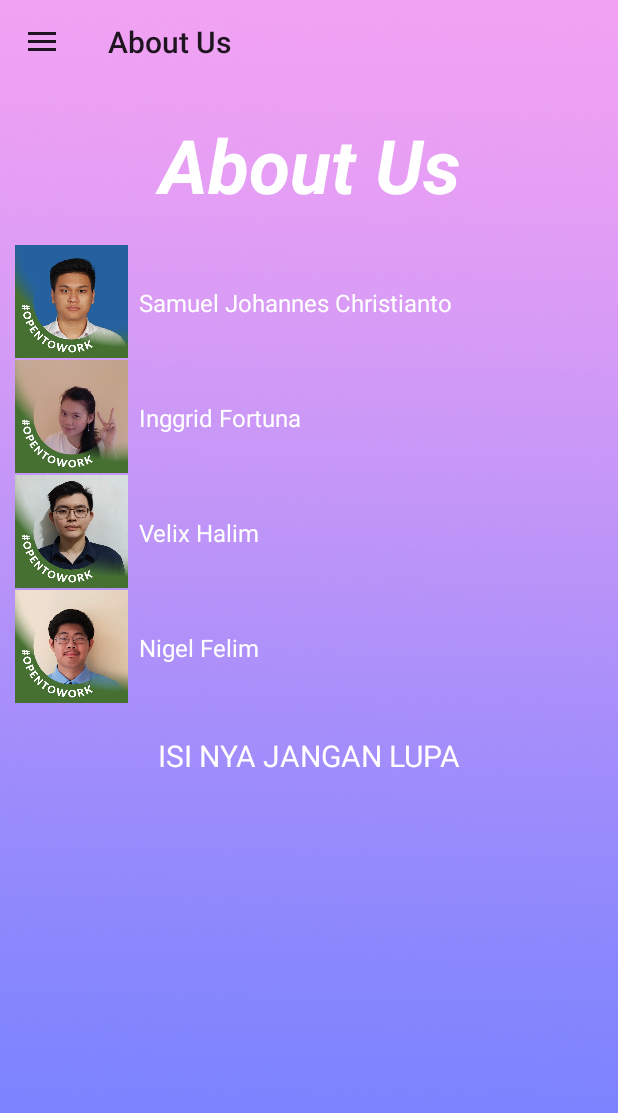
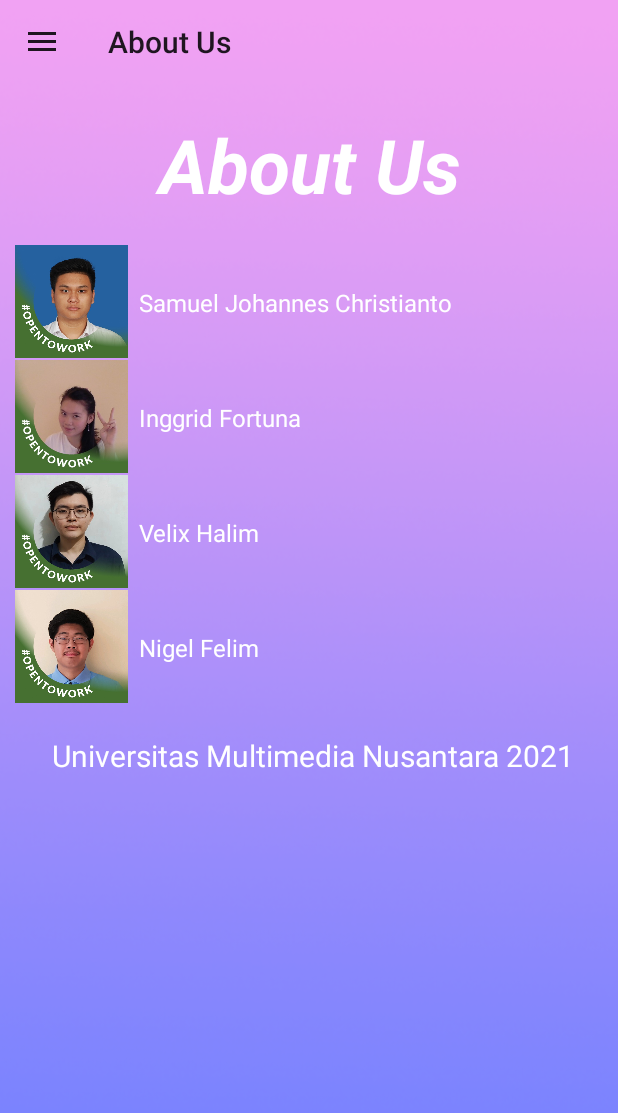
Before and after one commit to NigelFelim/Mobile_Job_Finder, an Android app: the AboutUsActivity screen opened directly, with no data from a screen before it, on a phone screen of 412 x 824 dp. Shown: the top 1113 px of the screen. Run offline under Robolectric (Android 15) with nearby library versions, the phone set to English and light mode, and no system bars; Roboto replaces fonts that are not available here.

Commit message:
Update activity_about_us.xml

```diff
--- a/app/src/main/res/layout/activity_about_us.xml
+++ b/app/src/main/res/layout/activity_about_us.xml
@@ -142,7 +142,7 @@
         android:layout_marginTop="20dp"
         android:layout_width="match_parent"
         android:layout_height="wrap_content"
-        android:text=" ISI NYA JANGAN LUPA "
+        android:text=" Universitas Multimedia Nusantara 2021"
         android:textSize="20dp"
 
         android:gravity="center"
```
